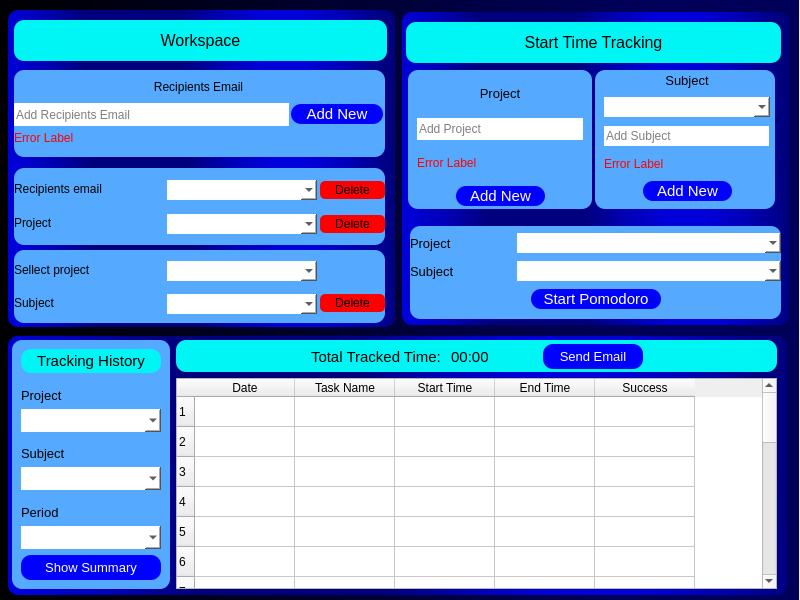
RamaNahawandi/TimeTrackingProject, file UI/mainMenu.ui: the form before one commit.
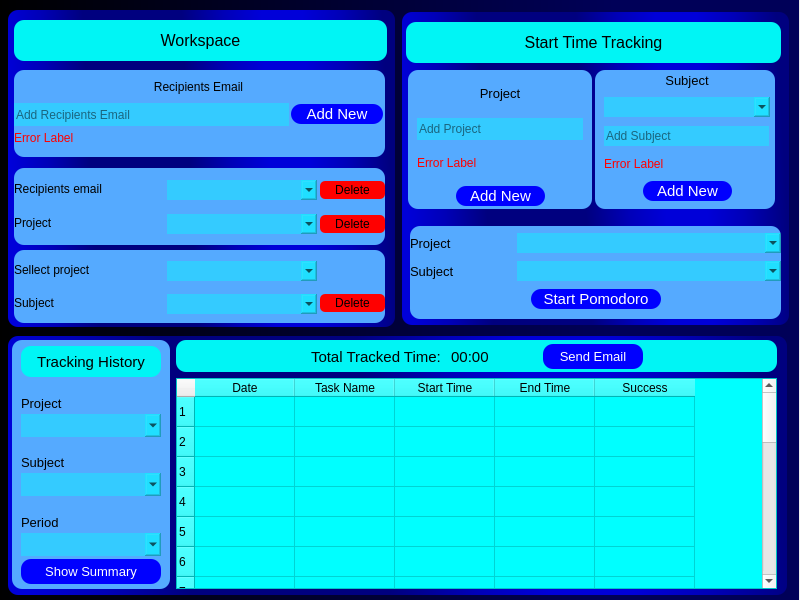
The form after the commit.

```diff
--- a/UI/mainMenu.ui
+++ b/UI/mainMenu.ui
@@ -127,7 +127,7 @@
             </font>
            </property>
            <property name="styleSheet">
-            <string notr="true">background-color: rgb(255, 255, 255);
+            <string notr="true">background-color: rgba(0, 255, 255, 100);
 border-radius:0px;</string>
            </property>
            <property name="inputMask">
@@ -289,7 +289,7 @@
             </font>
            </property>
            <property name="styleSheet">
-            <string notr="true">background-color: rgb(255, 255, 255);
+            <string notr="true">background-color: rgba(0, 255, 255, 100);
 border-radius:0px;</string>
            </property>
           </widget>
@@ -320,7 +320,7 @@
             </font>
            </property>
            <property name="styleSheet">
-            <string notr="true">background-color: rgb(255, 255, 255);
+            <string notr="true">background-color: rgba(0, 255, 255, 100);
 border-radius:0px;</string>
            </property>
            <property name="inputMask">
@@ -512,7 +512,7 @@
            </font>
           </property>
           <property name="styleSheet">
-           <string notr="true">background-color: rgb(255, 255, 255);
+           <string notr="true">background-color: rgba(0, 255, 255, 100);
 border-radius:0px;
 </string>
           </property>
@@ -554,7 +554,7 @@
            </font>
           </property>
           <property name="styleSheet">
-           <string notr="true">background-color: rgb(255, 255, 255);
+           <string notr="true">background-color: rgba(0, 255, 255, 100);
 border-radius:0px;</string>
           </property>
          </widget>
@@ -655,6 +655,15 @@
 border-radius:10px;</string>
         </property>
         <layout class="QVBoxLayout" name="verticalLayout_7" stretch="1,1,2,1,2,1,2,0">
+         <property name="spacing">
+          <number>3</number>
+         </property>
+         <property name="topMargin">
+          <number>6</number>
+         </property>
+         <property name="bottomMargin">
+          <number>5</number>
+         </property>
          <item>
           <widget class="QLabel" name="label">
            <property name="font">
@@ -704,7 +713,7 @@
             </font>
            </property>
            <property name="styleSheet">
-            <string notr="true">background-color: rgb(255, 255, 255);
+            <string notr="true">background-color: rgba(0, 255, 255, 100);
 border-radius:0px;</string>
            </property>
           </widget>
@@ -738,7 +747,7 @@
             </font>
            </property>
            <property name="styleSheet">
-            <string notr="true">background-color: rgb(255, 255, 255);
+            <string notr="true">background-color: rgba(0, 255, 255, 100);
 border-radius:0px;</string>
            </property>
           </widget>
@@ -772,7 +781,7 @@
             </font>
            </property>
            <property name="styleSheet">
-            <string notr="true">background-color: rgb(255, 255, 255);
+            <string notr="true">background-color: rgba(0, 255, 255, 100);
 border-radius:0px;</string>
            </property>
           </widget>
@@ -957,6 +966,18 @@
         </item>
         <item>
          <widget class="QTableWidget" name="summaryTableValuesWidget">
+          <property name="sizePolicy">
+           <sizepolicy hsizetype="Expanding" vsizetype="Expanding">
+            <horstretch>0</horstretch>
+            <verstretch>120</verstretch>
+           </sizepolicy>
+          </property>
+          <property name="minimumSize">
+           <size>
+            <width>0</width>
+            <height>0</height>
+           </size>
+          </property>
           <property name="maximumSize">
            <size>
             <width>800</width>
@@ -969,7 +990,9 @@
            </font>
           </property>
           <property name="styleSheet">
-           <string notr="true"/>
+           <string notr="true">background-color: rgb(0, 255, 255);
+
+</string>
           </property>
           <row>
            <property name="text">
@@ -1188,7 +1211,7 @@
          </font>
         </property>
         <property name="styleSheet">
-         <string notr="true">background-color: rgb(255, 255, 255);
+         <string notr="true">background-color: rgba(0, 255, 255, 100);
 border-radius:0px;</string>
         </property>
        </widget>
@@ -1277,7 +1300,7 @@
          </font>
         </property>
         <property name="styleSheet">
-         <string notr="true">background-color: rgb(255, 255, 255);
+         <string notr="true">background-color: rgba(0, 255, 255, 100);
 border-radius:0px;</string>
         </property>
        </widget>
@@ -1415,7 +1438,7 @@
           </property>
           <property name="styleSheet">
            <string notr="true">border-radius:0px;
-background-color: rgb(255, 255, 255);</string>
+background-color: rgba(0, 255, 255, 100);</string>
           </property>
           <property name="inputMask">
            <string/>
@@ -1583,7 +1606,7 @@
          </font>
         </property>
         <property name="styleSheet">
-         <string notr="true">background-color: rgb(255, 255, 255);
+         <string notr="true">background-color: rgba(0, 255, 255, 100);
 border-radius:0px;</string>
         </property>
        </widget>
@@ -1625,7 +1648,7 @@
          </font>
         </property>
         <property name="styleSheet">
-         <string notr="true">background-color: rgb(255, 255, 255);
+         <string notr="true">background-color: rgba(0, 255, 255, 100);
 border-radius:0px;</string>
         </property>
        </widget>
```
